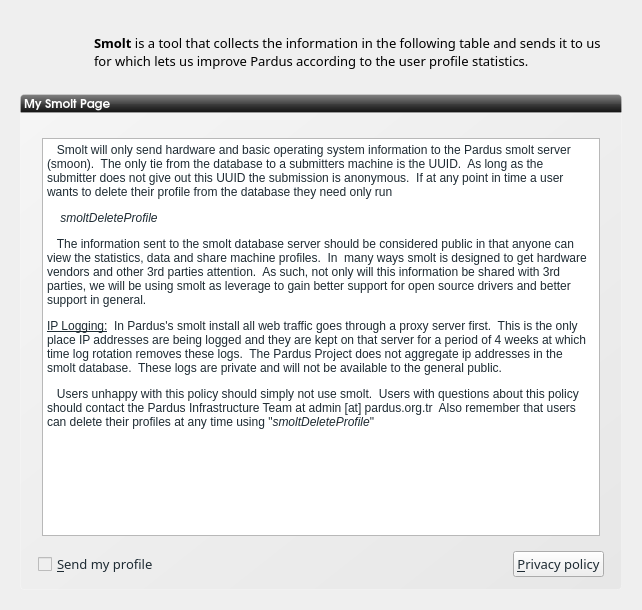
Qt form kaptan-5.0.5.1/ui/ui_scrSmolt.ui (circass/pisi-work) before a commit.
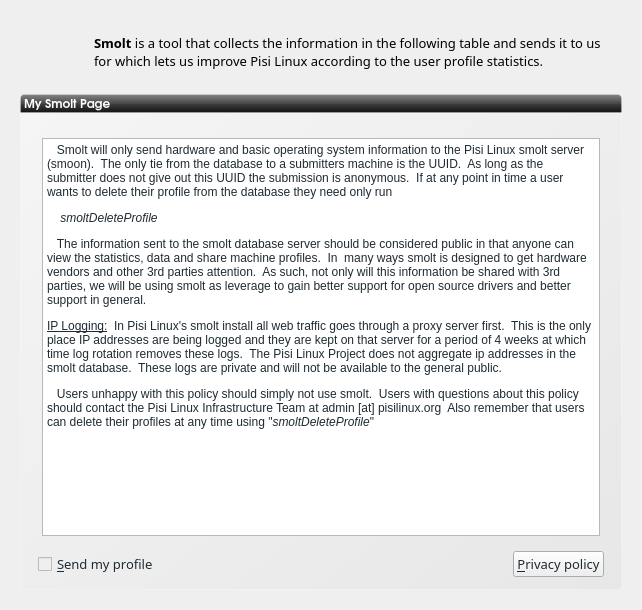
The same form after that commit. The open tabs and pages were chosen to show the change. Icons and pictures are not drawn.

The edit to the form file:
```diff
--- a/kaptan-5.0.5.1/ui/ui_scrSmolt.ui
+++ b/kaptan-5.0.5.1/ui/ui_scrSmolt.ui
@@ -63,7 +63,7 @@
       <string notr="true"/>
      </property>
      <property name="text">
-      <string>&lt;b&gt;Smolt&lt;/b&gt; is a tool that collects the information in the following table and sends it to us for which lets us improve Pardus according to the user profile statistics.</string>
+      <string>&lt;b&gt;Smolt&lt;/b&gt; is a tool that collects the information in the following table and sends it to us for which lets us improve Pisi Linux according to the user profile statistics.</string>
      </property>
      <property name="wordWrap">
       <bool>true</bool>
@@ -253,11 +253,11 @@
 &lt;html&gt;&lt;head&gt;&lt;meta name=&quot;qrichtext&quot; content=&quot;1&quot; /&gt;&lt;style type=&quot;text/css&quot;&gt;
 p, li { white-space: pre-wrap; }
 &lt;/style&gt;&lt;/head&gt;&lt;body style=&quot; font-family:'Sans Serif'; font-size:9pt; font-weight:400; font-style:normal;&quot;&gt;
-&lt;p style=&quot; margin-top:12px; margin-bottom:12px; margin-left:0px; margin-right:0px; -qt-block-indent:0; text-indent:0px;&quot;&gt;   Smolt will only send hardware and basic operating system information to the Pardus smolt server (smoon).  The only tie from the database to a submitters machine is the UUID.  As long as the submitter does not give out this UUID the submission is anonymous.  If at any point in time a user wants to delete their profile from the database they need only run&lt;/p&gt;
+&lt;p style=&quot; margin-top:12px; margin-bottom:12px; margin-left:0px; margin-right:0px; -qt-block-indent:0; text-indent:0px;&quot;&gt;   Smolt will only send hardware and basic operating system information to the Pisi Linux smolt server (smoon).  The only tie from the database to a submitters machine is the UUID.  As long as the submitter does not give out this UUID the submission is anonymous.  If at any point in time a user wants to delete their profile from the database they need only run&lt;/p&gt;
 &lt;p style=&quot; margin-top:12px; margin-bottom:12px; margin-left:0px; margin-right:0px; -qt-block-indent:0; text-indent:0px;&quot;&gt;    &lt;span style=&quot; font-style:italic;&quot;&gt;smoltDeleteProfile&lt;/span&gt;&lt;/p&gt;
 &lt;p style=&quot; margin-top:12px; margin-bottom:12px; margin-left:0px; margin-right:0px; -qt-block-indent:0; text-indent:0px;&quot;&gt;   The information sent to the smolt database server should be considered public in that anyone can view the statistics, data and share machine profiles.  In  many ways smolt is designed to get hardware vendors and other 3rd parties attention.  As such, not only will this information be shared with 3rd parties, we will be using smolt as leverage to gain better support for open source drivers and better support in general.&lt;/p&gt;
-&lt;p style=&quot; margin-top:12px; margin-bottom:12px; margin-left:0px; margin-right:0px; -qt-block-indent:0; text-indent:0px;&quot;&gt;&lt;span style=&quot; text-decoration: underline;&quot;&gt;IP Logging:&lt;/span&gt;  In Pardus's smolt install all web traffic goes through a proxy server first.  This is the only place IP addresses are being logged and they are kept on that server for a period of 4 weeks at which time log rotation removes these logs.  The Pardus Project does not aggregate ip addresses in the smolt database.  These logs are private and will not be available to the general public.&lt;/p&gt;
-&lt;p style=&quot; margin-top:12px; margin-bottom:12px; margin-left:0px; margin-right:0px; -qt-block-indent:0; text-indent:0px;&quot;&gt;   Users unhappy with this policy should simply not use smolt.  Users with questions about this policy should contact the Pardus Infrastructure Team at admin [at] pardus.org.tr  Also remember that users can delete their profiles at any time using &amp;quot;&lt;span style=&quot; font-style:italic;&quot;&gt;smoltDeleteProfile&lt;/span&gt;&amp;quot;&lt;/p&gt;&lt;/body&gt;&lt;/html&gt;</string>
+&lt;p style=&quot; margin-top:12px; margin-bottom:12px; margin-left:0px; margin-right:0px; -qt-block-indent:0; text-indent:0px;&quot;&gt;&lt;span style=&quot; text-decoration: underline;&quot;&gt;IP Logging:&lt;/span&gt;  In Pisi Linux's smolt install all web traffic goes through a proxy server first.  This is the only place IP addresses are being logged and they are kept on that server for a period of 4 weeks at which time log rotation removes these logs.  The Pisi Linux Project does not aggregate ip addresses in the smolt database.  These logs are private and will not be available to the general public.&lt;/p&gt;
+&lt;p style=&quot; margin-top:12px; margin-bottom:12px; margin-left:0px; margin-right:0px; -qt-block-indent:0; text-indent:0px;&quot;&gt;   Users unhappy with this policy should simply not use smolt.  Users with questions about this policy should contact the Pisi Linux Infrastructure Team at admin [at] pisilinux.org  Also remember that users can delete their profiles at any time using &amp;quot;&lt;span style=&quot; font-style:italic;&quot;&gt;smoltDeleteProfile&lt;/span&gt;&amp;quot;&lt;/p&gt;&lt;/body&gt;&lt;/html&gt;</string>
             </property>
            </widget>
           </item>
```
